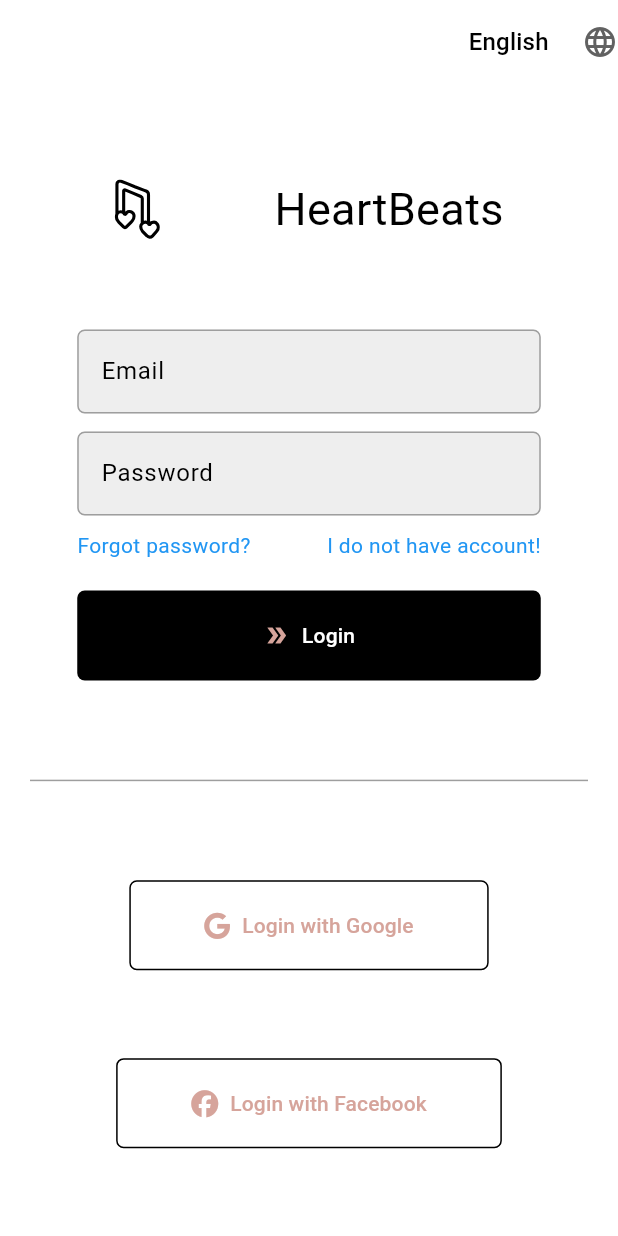
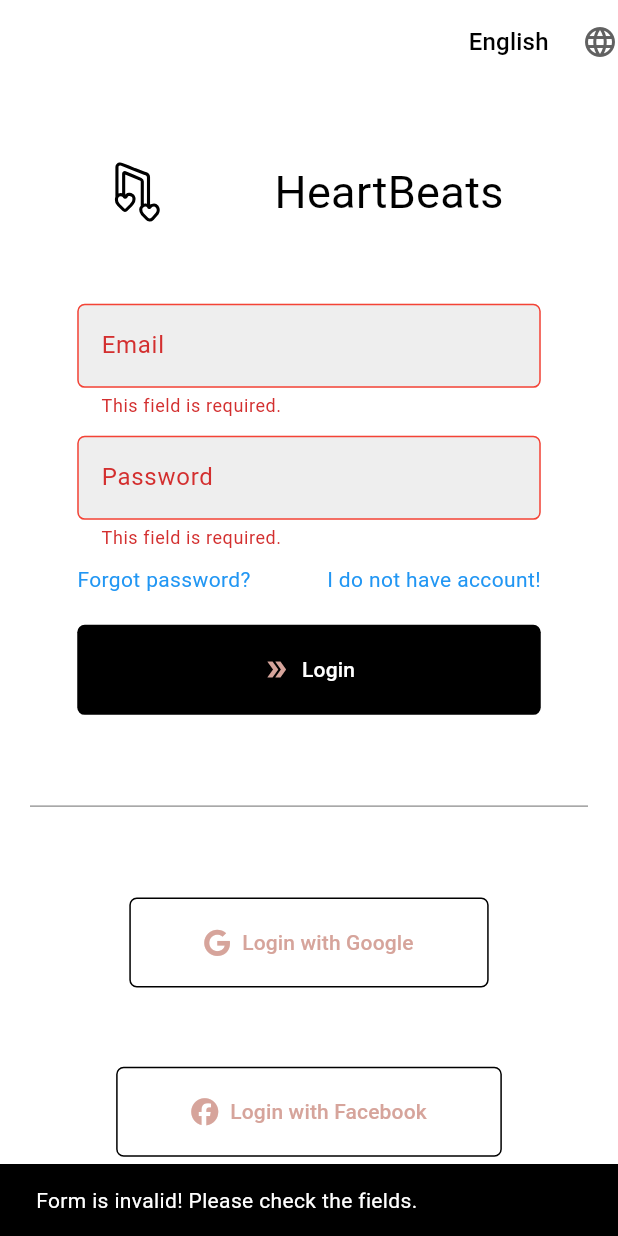
Before and after one commit to asda-projects/map, a Flutter app: the SmallWidgetAuth screen opened directly with empty values, after a tap on "Login", on a phone screen of 412 x 824 dp. Run offline on Flutter 3.47's test engine with Material 3 defaults, Android fonts, the phone set to English and light mode, and no system bars; drawn by our look-alikes of animated_background; our stand-ins replace firebase_auth, flutter_svg, font_awesome_flutter, google_sign_in; missing offline and left inert: flutter_facebook_auth; accounts and stored records are empty; Roboto replaces fonts that are missing (Segoe UI).

Commit message:
feat(frontend): improved the messages on auth form

```diff
--- /dev/null
+++ b/frontend/lib/domain/utils/text_fields_validators.dart
@@ -0,0 +1,70 @@
+import 'package:flutter/material.dart';
+import 'package:frontend/presentation/assets/l10n/generated/l10n.dart';
+
+class FieldValidator {
+  /// Validates that the field is not empty
+  static String? required(BuildContext context, String? value) {
+    String message = S.of(context).requiredField;
+
+    if (value == null || value.trim().isEmpty) {
+      return message;
+    }
+    return null;
+  }
+
+  /// Validates an email address
+  static String? email(BuildContext context, String? value ) {
+    String message = S.of(context).invalidEmail;
+
+    if (value == null || value.trim().isEmpty) {
+      return S.of(context).requiredField;
+    }
+    const emailPattern =
+        r'^[a-zA-Z0-9._%+-]+@[a-zA-Z0-9.-]+\.[a-zA-Z]{2,}$';
+    if (!RegExp(emailPattern).hasMatch(value)) {
+      return message;
+    }
+    return null;
+  }
+
+
+  static String? password(BuildContext context, String? value) {
+    String message = S.of(context).invalidPassword;
+
+    if (value == null || value.trim().isEmpty) {
+      return S.of(context).requiredField;
+    }
+    const passwordPattern =
+        r'^(?=.*[A-Z])(?=.*[a-z])(?=.*\d)(?=.*[@#$%^&+=]).{8,}$';
+    if (!RegExp(passwordPattern).hasMatch(value)) {
+      return "$message ${S.of(context).passwordTip}";
+    }
+    return null;
+  }
+
+  /// Validates a field with a custom RegEx
+  static String? custom(BuildContext context, String? value, String pattern) {
+    String message = S.of(context).requiredField;
+
+    if (value == null || value.trim().isEmpty) {
+      return S.of(context).requiredField;
+    }
+    if (!RegExp(pattern).hasMatch(value)) {
+      return message;
+    }
+    return null;
+  }
+
+  /// Validates a numeric field
+  static String? numeric(BuildContext context, String? value) {
+    String message = S.of(context).invalidNumber;
+
+    if (value == null || value.trim().isEmpty) {
+      return S.of(context).requiredField;
+    }
+    if (double.tryParse(value) == null) {
+      return message;
+    }
+    return null;
+  }
+}
--- a/frontend/lib/presentation/assets/l10n/intl_en.arb
+++ b/frontend/lib/presentation/assets/l10n/intl_en.arb
@@ -11,5 +11,11 @@
   "password": "Password",
   "passwordTip": "8+ chars, 1 uppercase, 1 lowercase, 1 number, 1 symbol (@, #, $).",
   "forgotPwd": "Forgot password?",
-  "noAccount": "I do not have account!"
+  "noAccount": "I do not have account!",
+  "requiredField": "This field is required.",
+  "invalidEmail": "Enter a valid email.",
+  "invalidPassword": "Invalid password.",
+  "invalidFormat": "Invalid format.",
+  "invalidNumber": "Enter a valid number.",
+  "invalidForm": "Form is invalid! Please check the fields."
 }
--- a/frontend/lib/presentation/assets/l10n/intl_pt.arb
+++ b/frontend/lib/presentation/assets/l10n/intl_pt.arb
@@ -11,5 +11,11 @@
   "password": "Senha",
   "passwordTip": "8+ caracteres, 1 maiúscula, 1 minúscula, 1 número, 1 símbolo (@, #, $).",
   "forgotPwd": "Esqueceu a senha?",
-  "noAccount": "Não tenho conta!"
+  "noAccount": "Não tenho conta!",
+  "requiredField": "Este campo é obrigatório.",
+  "invalidEmail": "Digite um email válido.",
+  "invalidPassword": "Senha inválida.",
+  "invalidFormat": "Formato inválido.",
+  "invalidNumber": "Digite um número válido.",
+  "invalidForm": "O formulário é inválido! Por favor, verifique os campos."
 }
--- a/frontend/lib/presentation/assets/l10n/intl_th.arb
+++ b/frontend/lib/presentation/assets/l10n/intl_th.arb
@@ -11,5 +11,11 @@
   "password": "รหัสผ่าน",
   "passwordTip": "8+ ตัวอักษร, 1 ตัวพิมพ์ใหญ่, 1 ตัวพิมพ์เล็ก, 1 ตัวเลข, 1 สัญลักษณ์ (@, #, $)",
   "forgotPwd": "ลืมรหัสผ่าน?",
-  "noAccount": "ฉันไม่มีบัญชี!"
+  "noAccount": "ฉันไม่มีบัญชี!",
+  "requiredField": "ช่องนี้จำเป็นต้องกรอก.",
+  "invalidEmail": "กรุณากรอกอีเมลที่ถูกต้อง.",
+  "invalidPassword": "รหัสผ่านไม่ถูกต้อง.",
+  "invalidFormat": "รูปแบบไม่ถูกต้อง.",
+  "invalidNumber": "กรุณากรอกตัวเลขที่ถูกต้อง.",
+  "invalidForm":"แบบฟอร์มไม่ถูกต้อง! กรุณาตรวจสอบข้อมูลในช่องกรอก"
 }
--- /dev/null
+++ b/frontend/lib/presentation/boilerplate/form_fields.dart
@@ -0,0 +1,54 @@
+import 'package:flutter/material.dart';
+
+class CustomTextFormField extends StatelessWidget {
+  final TextEditingController controller;
+  final String labelText;
+  final String hintText;
+  final bool obscureText;
+  final String? Function(String?)? validator; // Validator parameter
+
+  const CustomTextFormField({
+    super.key,
+    required this.controller,
+    required this.labelText,
+    required this.hintText,
+    this.obscureText = false,
+    this.validator,
+  });
+
+  @override
+  Widget build(BuildContext context) {
+    return TextFormField(
+      controller: controller,
+      style: TextStyle(color: Theme.of(context).colorScheme.onSurface),
+      decoration: InputDecoration(
+        errorMaxLines: 3,
+        labelText: labelText,
+        hintText: hintText,
+        filled: true,
+        fillColor: Colors.grey[200], // Background color
+        border: OutlineInputBorder(
+          borderRadius: BorderRadius.circular(5), // Rounded corners
+          borderSide: const BorderSide(color: Colors.blueGrey), // Border color
+        ),
+        focusedBorder: OutlineInputBorder(
+          borderRadius: BorderRadius.circular(5), // Rounded corners for focused state
+          borderSide: BorderSide(
+            color: Theme.of(context).colorScheme.primary,
+            width: 2,
+          ), // Border color when focused
+        ),
+        enabledBorder: OutlineInputBorder(
+          borderRadius: BorderRadius.circular(5), // Default border corners
+          borderSide: const BorderSide(color: Colors.grey), // Default border color
+        ),
+        errorBorder: OutlineInputBorder(
+          borderRadius: BorderRadius.circular(5), // Error border corners
+          borderSide: const BorderSide(color: Colors.red), // Error border color
+        ),
+      ),
+      obscureText: obscureText,
+      validator: validator, // Use the validator
+    );
+  }
+}
--- a/frontend/lib/presentation/boilerplate/glowing_button.dart
+++ b/frontend/lib/presentation/boilerplate/glowing_button.dart
@@ -69,10 +69,7 @@ class _GlowingButtonState extends State<GlowingButton>
           onPressed: widget.onPressed,
           icon: widget.icon,
 
-          label:
-            widget.text,
-
-
+          label: widget.text
         ),
       ],
     );
@@ -89,10 +86,10 @@ class _GlowingShadowPainter extends CustomPainter {
       Paint paint = Paint()
     ..shader = SweepGradient(
       colors: [
-        Color(0xFFD6A49B).withOpacity(0.8), // Soft pink
-        Color(0xFFBFD7ED).withOpacity(0.8), // Warm light blue
-        Color(0xFFB3A0C9).withOpacity(0.8), // Muted lavender
-        Color(0xFFD6A49B).withOpacity(0.8), // Return to soft pink
+        Color(0xFFD6A49B).withOpacity(1), // Soft pink
+        Color(0xFFBFD7ED).withOpacity(1), // Warm light blue
+        Color(0xFFB3A0C9).withOpacity(1), // Muted lavender
+        Color(0xFFD6A49B).withOpacity(1), // Return to soft pink
       ],
       stops: [0.0, 0.33, 0.66, 1.0], // Evenly distribute colors
       transform: GradientRotation(2 * pi * animationValue),
--- a/frontend/lib/presentation/screens/auth/small_widget_auth.dart
+++ b/frontend/lib/presentation/screens/auth/small_widget_auth.dart
@@ -5,9 +5,11 @@ import 'package:flutter/material.dart';
 import 'package:flutter_svg/flutter_svg.dart';
 import 'package:font_awesome_flutter/font_awesome_flutter.dart';
 import 'package:frontend/domain/utils/paths.dart';
+import 'package:frontend/domain/utils/text_fields_validators.dart';
 
 import 'package:frontend/presentation/assets/l10n/generated/l10n.dart';
 import 'package:frontend/presentation/boilerplate/app_bar.dart';
+import 'package:frontend/presentation/boilerplate/form_fields.dart';
 
 
 class SmallWidgetAuth extends StatefulWidget {
@@ -28,7 +30,20 @@ class SmallWidgetAuthState extends State<SmallWidgetAuth>  with TickerProviderSt
   final TextEditingController _passwordController = TextEditingController();
   final bool _isLoading = false;
 
-
+  void _submitForm() {
+    if (_formKey.currentState?.validate() ?? false) {
+      // Form is valid
+      ScaffoldMessenger.of(context).showSnackBar(
+        const SnackBar(content: Text('Form is valid!')),
+      );
+      // Process the form data (e.g., send it to a server or save locally)
+    } else {
+      // Form is invalid
+      ScaffoldMessenger.of(context).showSnackBar(
+         SnackBar(content: Text(S.of(context).invalidForm)),
+      );
+    }
+  }
 
 
   @override
@@ -113,57 +128,18 @@ class SmallWidgetAuthState extends State<SmallWidgetAuth>  with TickerProviderSt
                 mainAxisAlignment: MainAxisAlignment.spaceEvenly, // Space items evenly
                 crossAxisAlignment: CrossAxisAlignment.stretch, // Stretch elements to fill width
                 children: [
-                  TextFormField(
+                  CustomTextFormField(
                     controller: _emailController,
-                    decoration: InputDecoration(
+                    validator: (value) => FieldValidator.email(context, value),
                     labelText:  S.of(context).email,
-                    hintText:  S.of(context).emailTip,
-                    filled: true,
-                    fillColor: Colors.grey[200], // Background color
-                    border: OutlineInputBorder(
-                      borderRadius: BorderRadius.circular(5), // Rounded corners
-                      borderSide: BorderSide(color: Colors.blueGrey), // Border color
+                    hintText:  S.of(context).emailTip
                     ),
-                    focusedBorder: OutlineInputBorder(
-                      borderRadius: BorderRadius.circular(5), // Rounded corners for focused state
-                      borderSide: BorderSide(color: Theme.of(context).colorScheme.primary, width: 2), // Border color when focused
-                    ),
-                    enabledBorder: OutlineInputBorder(
-                      borderRadius: BorderRadius.circular(5), // Default border corners
-                      borderSide: BorderSide(color: Colors.grey), // Default border color
-                    ),
-                    errorBorder: OutlineInputBorder(
-                      borderRadius: BorderRadius.circular(5), // Error border corners
-                      borderSide: BorderSide(color: Colors.red), // Error border color
-                    ),
-                  ),
-                    keyboardType: TextInputType.emailAddress,
-                  ),
                   SizedBox(height: 12),
-                  TextFormField(
+                  CustomTextFormField(
                     controller: _passwordController,
-                    decoration: InputDecoration(
+                    validator: (value) => FieldValidator.password(context, value),
                     labelText: S.of(context).password,
                     hintText: S.of(context).passwordTip,
-                    filled: true,
-                    fillColor: Colors.grey[200], // Background color
-                    border: OutlineInputBorder(
-                      borderRadius: BorderRadius.circular(5), // Rounded corners
-                      borderSide: BorderSide(color: Colors.blueGrey), // Border color
-                    ),
-                    focusedBorder: OutlineInputBorder(
-                      borderRadius: BorderRadius.circular(5), // Rounded corners for focused state
-                      borderSide: BorderSide(color: Theme.of(context).colorScheme.primary, width: 2), // Border color when focused
-                    ),
-                    enabledBorder: OutlineInputBorder(
-                      borderRadius: BorderRadius.circular(5), // Default border corners
-                      borderSide: BorderSide(color: Colors.grey), // Default border color
-                    ),
-                    errorBorder: OutlineInputBorder(
-                      borderRadius: BorderRadius.circular(5), // Error border corners
-                      borderSide: BorderSide(color: Colors.red), // Error border color
-                    ),
-                  ),
                     obscureText: true,
 
                   ),
@@ -203,9 +179,7 @@ class SmallWidgetAuthState extends State<SmallWidgetAuth>  with TickerProviderSt
                   _isLoading
                       ? CircularProgressIndicator()
                       : ElevatedButton.icon(
-                        onPressed: () {
-
-                        },
+                        onPressed: _submitForm,
                         icon: const Icon(Icons.double_arrow_sharp),
                         label: Text(
                           S.of(context).login,
```
Also changed, not shown: frontend/lib/presentation/assets/l10n/generated/intl/messages_en.dart, frontend/lib/presentation/assets/l10n/generated/intl/messages_pt.dart, frontend/lib/presentation/assets/l10n/generated/intl/messages_th.dart, frontend/lib/presentation/assets/l10n/generated/l10n.dart, 1 other file.
